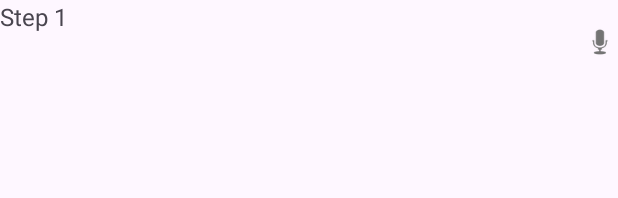
After one commit to MaciejWodnicki/Cooking-App-RBW, an Android app: the layout recipe_steps_item.xml on its own in the app's theme, with its tools: preview values and no code run, on a phone screen of 412 x 824 dp. The commit adds this screen. Shown: the top 198 px of the screen. Run offline under Robolectric (Android 15) with nearby library versions, the phone set to English and light mode, and no system bars.

Commit message:
lists recipe execution steps

```diff
--- a/app/src/main/java/com/example/cookapp/utils/RecipeLoader.kt
+++ b/app/src/main/java/com/example/cookapp/utils/RecipeLoader.kt
@@ -1,9 +1,8 @@
 import android.content.Context
 import com.example.cookapp.models.Recipe
-import kotlinx.serialization.decodeFromString
 import kotlinx.serialization.json.Json
 
-fun loadRecipesFromAssets(context: Context): List<Recipe> {
+fun LoadRecipesFromAssets(context: Context): List<Recipe> {
     // Read the JSON file as a string
     val json = context.assets.open("recipes.json").bufferedReader().use { it.readText() }
     val jsonLight = Json{
--- /dev/null
+++ b/app/src/main/res/layout/recipe_steps_item.xml
@@ -0,0 +1,20 @@
+<?xml version="1.0" encoding="utf-8"?>
+<LinearLayout android:layout_width="match_parent"
+    android:layout_height="wrap_content"
+    android:orientation="horizontal"
+    xmlns:android="http://schemas.android.com/apk/res/android">
+
+    <TextView
+        android:id="@+id/recipeStep"
+        android:layout_width="0dp"
+        android:layout_height="56dp"
+        android:layout_weight="1"
+        android:text="Step 1"
+        android:textSize="16sp" />
+
+    <ImageView
+        android:layout_width="24dp"
+        android:layout_height="match_parent"
+        android:contentDescription="Play Step"
+        android:src="@android:drawable/ic_btn_speak_now" />
+</LinearLayout>
```
Also changed, not shown: app/src/main/java/com/example/cookapp/MainActivity.kt (+31 -5 lines), app/src/main/java/com/example/cookapp/adapters/RecyclerViewAdapter.kt (added, +69 -0 lines), app/src/main/java/com/example/cookapp/fragments/RecipeStepsFragment.kt (+21 -0 lines), app/src/main/java/com/example/cookapp/utils/RecipeHandler.kt (added, +14 -0 lines), app/src/main/res/layout/recipe_guide_activity.xml (+13 -30 lines), app/src/main/java/com/example/cookapp/models/Recipe.kt (line endings or trailing spaces).
